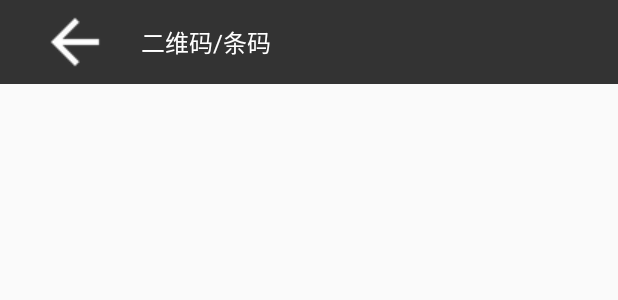
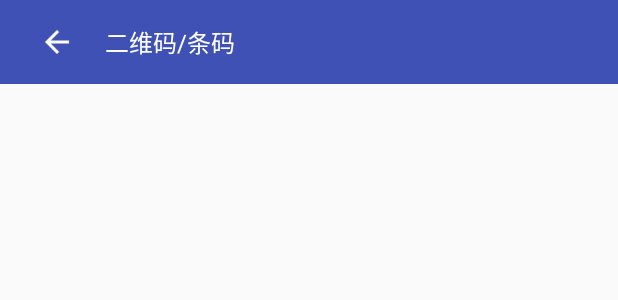
Before and after one commit to Long-Benjamin/Practice, an Android app: the layout scanner_toolbar.xml on its own in the app's theme, with its tools: preview values and no code run, on a phone screen of 412 x 824 dp. Shown: the top 300 px of the screen. Run offline under Robolectric (Android 15) with nearby library versions, the phone set to English and light mode, and no system bars.

Commit message:
二维码扫描页面颜色修改

```diff
--- a/zxinglibrary/src/main/res/layout/scanner_toolbar.xml
+++ b/zxinglibrary/src/main/res/layout/scanner_toolbar.xml
@@ -6,7 +6,7 @@
     android:layout_width="match_parent"
     android:layout_height="?attr/actionBarSize"
     android:fitsSystemWindows="true"
-    android:background="#333">
+    android:background="#3F51B5">
 
     <LinearLayout
         android:layout_width="match_parent"
```
Also changed, not shown: zxinglibrary/src/main/res/drawable-xhdpi/abc_ic_ab_back_mtrl_am_alpha.png (added), zxinglibrary/src/main/res/drawable-xhdpi/abc_ic_menu_moreoverflow_mtrl_alpha.png (added).
